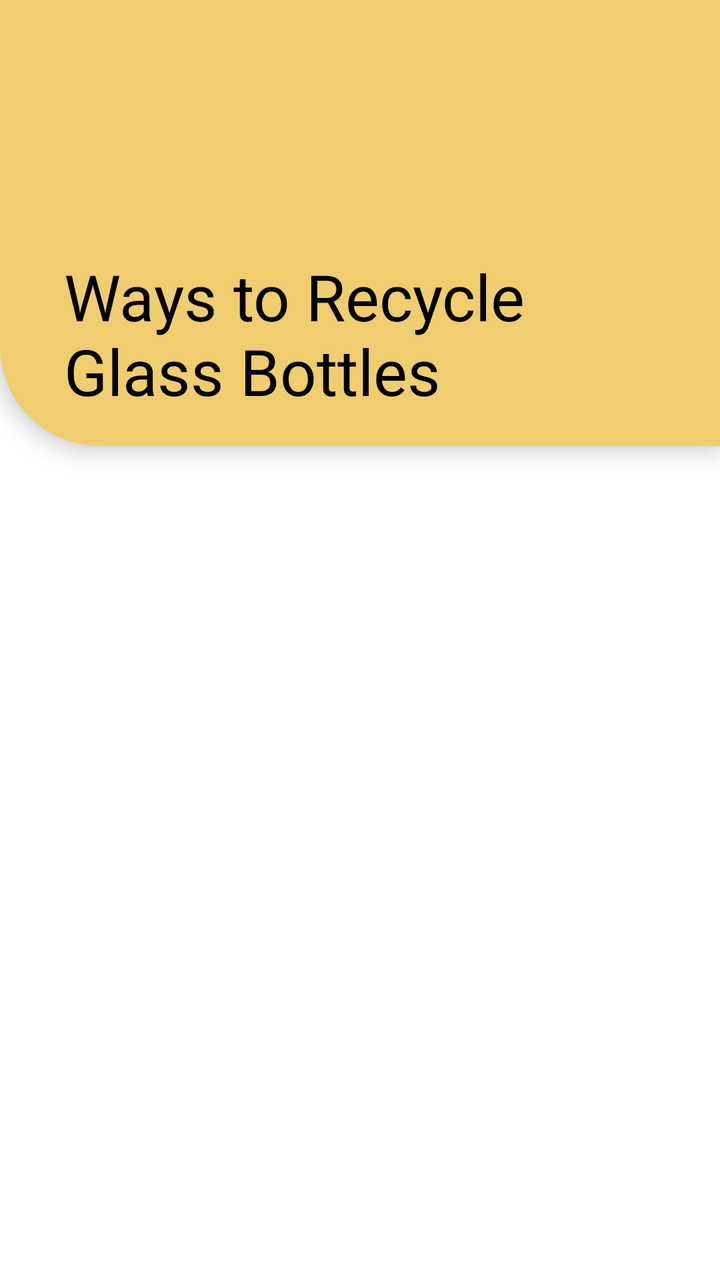
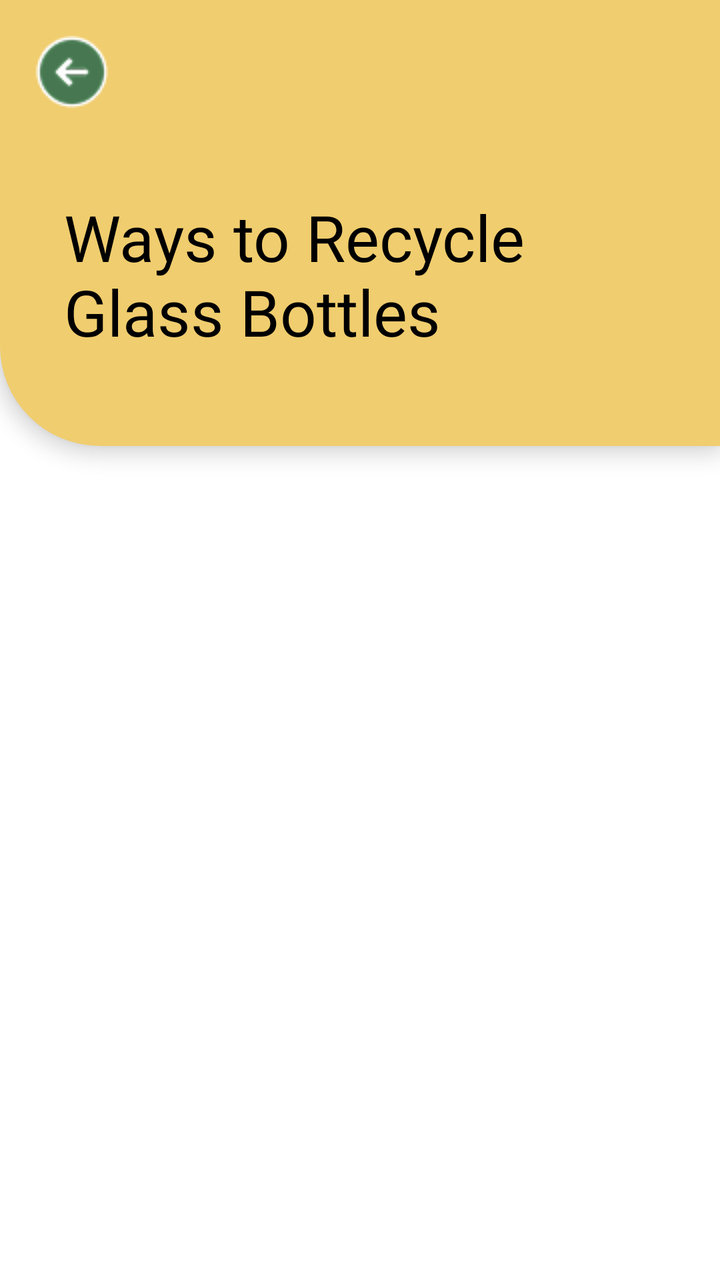

The first picture is an Android layout as it rendered before a commit; the second is the same layout after the commit. The layout source and the unified diff follow.
<!-- AndroidManifest.xml: application theme Theme.SortItJSON -->
<!-- res/layout/fragment_guide_list.xml -->
<ScrollView
    xmlns:android="http://schemas.android.com/apk/res/android"
    android:layout_width="match_parent"
    android:layout_height="match_parent"
    android:fillViewport="true">

    <LinearLayout
        android:layout_width="match_parent"
        android:layout_height="wrap_content"
        android:orientation="vertical"
        android:background="#FFFFFF">

        <LinearLayout
            android:layout_width="match_parent"
            android:layout_height="223dp"
            android:translationZ="6dp"
            android:background="@drawable/recycling_guide_bg"
            android:gravity="bottom|start">

            <TextView
                android:id="@+id/titleText"
                android:layout_width="match_parent"
                android:layout_height="wrap_content"
                android:layout_marginStart="32dp"
                android:layout_marginEnd="22dp"
                android:layout_marginBottom="8dp"
                android:fontFamily="@font/montserrat_extrabold"
                android:text="Ways to Recycle Glass Bottles"
                android:textColor="#000000"
                android:textSize="32sp" />
        </LinearLayout>

        <androidx.recyclerview.widget.RecyclerView
            android:id="@+id/recyclerView"
            android:layout_width="match_parent"
            android:layout_height="wrap_content"
            android:nestedScrollingEnabled="false"
            android:padding="16dp" />

    </LinearLayout>

</ScrollView>
<!-- resources referenced by this layout -->
<resources>
  <!-- drawable recycling_guide_bg (drawable) -->
  <?xml version="1.0" encoding="utf-8"?>
  <layer-list xmlns:android="http://schemas.android.com/apk/res/android">
  
      
      <item>
          <shape android:shape="rectangle">
              <solid android:color="#F0CD6E"/>
              <corners
                  android:topLeftRadius="0dp"
                  android:topRightRadius="0dp"
                  android:bottomLeftRadius="50dp"
                  android:bottomRightRadius="0dp"/>
          </shape>
      </item>
  
  </layer-list>
  <style name="Theme.SortItJSON" parent="Base.Theme.SortItJSON" />
  <style name="Base.Theme.SortItJSON" parent="Theme.Material3.DayNight.NoActionBar">
          
          <item name="colorPrimary">@color/darkgreen</item>
      </style>
  <color name="darkgreen">#2A3F3F</color>
</resources>

<!-- the commit's change to res/layout/fragment_guide_list.xml (unified diff, before → after) -->
@@ -14,14 +14,26 @@
             android:layout_width="match_parent"
             android:layout_height="223dp"
             android:translationZ="6dp"
+            android:orientation="vertical"
             android:background="@drawable/recycling_guide_bg"
-            android:gravity="bottom|start">
+            android:paddingBottom="10dp">
+
+            <ImageButton
+                android:id="@+id/btnTopLeft"
+                android:layout_width="40dp"
+                android:layout_height="40dp"
+                android:layout_margin="16dp"
+                android:background="@android:color/transparent"
+                android:contentDescription="Back"
+                android:padding="8dp"
+                android:src="@drawable/button_green_backward" />
 
             <TextView
                 android:id="@+id/titleText"
                 android:layout_width="match_parent"
                 android:layout_height="wrap_content"
                 android:layout_marginStart="32dp"
+                android:layout_marginTop="25dp"
                 android:layout_marginEnd="22dp"
                 android:layout_marginBottom="8dp"
                 android:fontFamily="@font/montserrat_extrabold"
<!-- resource entries referenced after the edit -->
@@ -1,5 +1,6 @@
 <!-- resources referenced by this layout -->
 <resources>
+  <!-- drawable button_green_backward: png bitmap (drawable, 2091 bytes) -->
   <!-- drawable recycling_guide_bg (drawable) -->
   <?xml version="1.0" encoding="utf-8"?>
   <layer-list xmlns:android="http://schemas.android.com/apk/res/android">
@@ -22,6 +23,6 @@
           
           <item name="colorPrimary">@color/darkgreen</item>
       </style>
-  <color name="darkgreen">#2A3F3F</color>
+  <color name="darkgreen">#467750</color>
 </resources>
 
